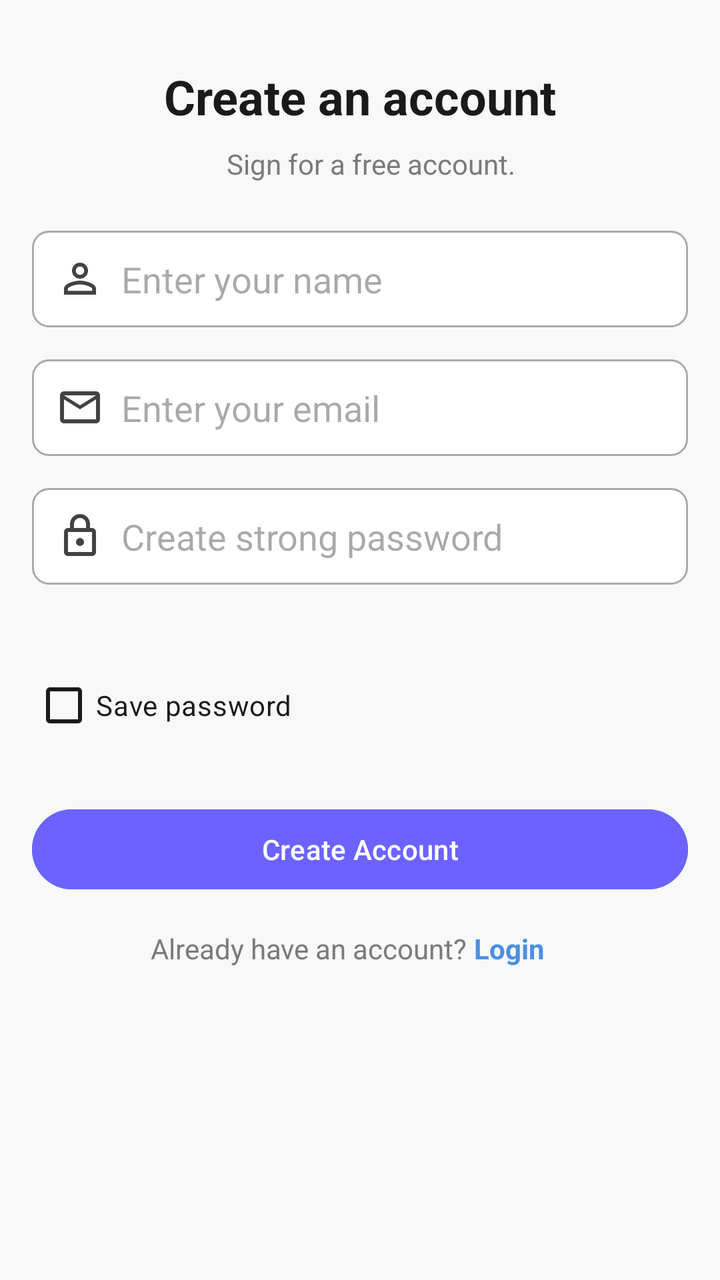
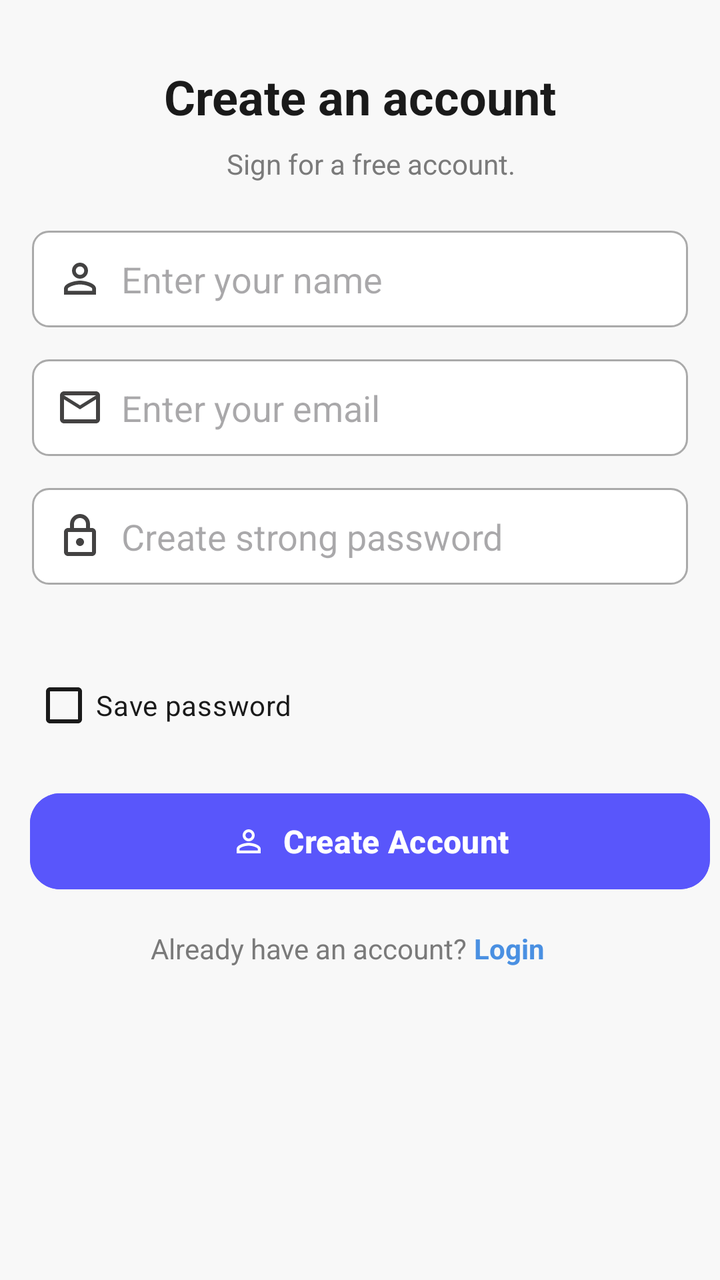

The first picture is an Android layout as it rendered before a commit; the second is the same layout after the commit. The layout source and the unified diff follow.
<!-- AndroidManifest.xml: application theme Theme.VocalCraft -->
<!-- res/layout/signup.xml -->
<androidx.constraintlayout.widget.ConstraintLayout
    xmlns:android="http://schemas.android.com/apk/res/android"
    xmlns:app="http://schemas.android.com/apk/res-auto"
    android:layout_width="match_parent"
    android:layout_height="match_parent"
    android:background="@color/background_color">

    
    <TextView
        android:id="@+id/titleText"
        android:layout_width="wrap_content"
        android:layout_height="wrap_content"
        android:layout_marginTop="32dp"
        android:text="Create an account"
        android:textStyle="bold"
        android:textSize="24sp"
        android:textColor="@color/primary_text"
        app:layout_constraintTop_toTopOf="parent"
        app:layout_constraintStart_toStartOf="parent"
        app:layout_constraintEnd_toEndOf="parent" />

    
    <TextView
        android:id="@+id/subtitleText"
        android:layout_width="0dp"
        android:layout_height="wrap_content"
        android:layout_marginTop="8dp"
        android:text="                                  Sign for a free account."
        android:textSize="14sp"
        android:textColor="@color/secondary_text"
        app:layout_constraintTop_toBottomOf="@id/titleText"
        app:layout_constraintStart_toStartOf="parent"
        app:layout_constraintEnd_toEndOf="parent" />

    
    <EditText
        android:id="@+id/nameEditText"
        android:layout_width="0dp"
        android:textColor="@color/black"
        android:layout_height="wrap_content"
        android:layout_marginTop="24dp"
        android:layout_marginHorizontal="16dp"
        android:hint="  Enter your name"
        android:background="@drawable/edit_text_background"
        android:padding="12dp"
        android:inputType="textPersonName"
        android:drawableStart="@drawable/ic_person"
        app:layout_constraintTop_toBottomOf="@id/subtitleText"
        app:layout_constraintStart_toStartOf="parent"
        app:layout_constraintEnd_toEndOf="parent" />

    
    <EditText
        android:id="@+id/emailEditText"
        android:layout_width="0dp"
        android:layout_height="wrap_content"
        android:layout_marginTop="16dp"
        android:layout_marginHorizontal="16dp"
        android:hint="  Enter your email"
        android:textColor="@color/black"
        android:background="@drawable/edit_text_background"
        android:padding="12dp"
        android:inputType="textEmailAddress"
        android:drawableStart="@drawable/ic_email"
        app:layout_constraintTop_toBottomOf="@id/nameEditText"
        app:layout_constraintStart_toStartOf="parent"
        app:layout_constraintEnd_toEndOf="parent" />

    
    <EditText
        android:id="@+id/passwordEditText"
        android:layout_width="0dp"
        android:layout_height="wrap_content"
        android:layout_marginTop="16dp"
        android:layout_marginHorizontal="16dp"
        android:hint="  Create strong password"
        android:textColor="@color/black"
        android:background="@drawable/edit_text_background"
        android:padding="12dp"
        android:inputType="textPassword"
        android:drawableStart="@drawable/ic_lock"
        app:layout_constraintTop_toBottomOf="@id/emailEditText"
        app:layout_constraintStart_toStartOf="parent"
        app:layout_constraintEnd_toEndOf="parent" />

    
    <TextView
        android:id="@+id/passwordStrengthText"
        android:layout_width="wrap_content"
        android:layout_height="wrap_content"
        android:layout_marginTop="4dp"
        android:text=""
        android:textColor="@color/success"
        android:textSize="12sp"
        app:layout_constraintTop_toBottomOf="@id/passwordEditText"
        app:layout_constraintStart_toStartOf="@id/passwordEditText" />

    
    <CheckBox
        android:id="@+id/savePasswordCheckbox"
        android:layout_width="wrap_content"
        android:layout_height="wrap_content"
        android:layout_marginTop="16dp"
        android:text="Save password"
        android:textColor="@color/primary_text"
        android:buttonTint="@color/primary_text"
        app:layout_constraintTop_toBottomOf="@id/passwordStrengthText"
        app:layout_constraintStart_toStartOf="@id/emailEditText" />

    
    <Button
        android:id="@+id/createAccountButton"
        android:layout_width="0dp"
        android:layout_height="wrap_content"
        android:layout_marginTop="24dp"
        android:layout_marginHorizontal="16dp"
        android:text="Create Account"
        android:backgroundTint="@color/primary_button"
        android:textColor="@android:color/white"
        app:layout_constraintTop_toBottomOf="@id/savePasswordCheckbox"
        app:layout_constraintStart_toStartOf="parent"
        app:layout_constraintEnd_toEndOf="parent" />

    

    

    <TextView
        android:id="@+id/alreadyHaveAccountText"
        android:layout_width="wrap_content"
        android:layout_height="wrap_content"
        android:layout_marginTop="16dp"
        android:text="Already have an account? "
        android:textColor="@color/secondary_text"
        android:textSize="14sp"
        app:layout_constraintEnd_toEndOf="parent"
        app:layout_constraintHorizontal_bias="0.379"
        app:layout_constraintStart_toStartOf="parent"
        app:layout_constraintTop_toBottomOf="@id/createAccountButton" />

    <TextView
        android:id="@+id/loginLinkText"
        android:layout_width="wrap_content"
        android:layout_height="wrap_content"
        android:text="Login"
        android:textColor="@color/link_text"
        android:textStyle="bold"
        app:layout_constraintTop_toTopOf="@id/alreadyHaveAccountText"
        app:layout_constraintStart_toEndOf="@id/alreadyHaveAccountText" />

</androidx.constraintlayout.widget.ConstraintLayout>
<!-- resources referenced by this layout -->
<resources>
  <color name="background_color">#F8F8F8</color>
  <color name="black">#FF000000</color>
  <color name="link_text">#4A90E2</color>
  <color name="primary_button">#6C63FF</color>
  <color name="primary_text">#1A1A1A</color>
  <color name="secondary_text">#7A7A7A</color>
  <color name="success">#4CAF50</color>
  <!-- drawable edit_text_background (drawable) -->
  <shape xmlns:android="http://schemas.android.com/apk/res/android">
      <solid android:color="@android:color/white" />
      <corners android:radius="8dp" />
      <stroke android:width="1dp" android:color="@android:color/darker_gray" />
      <padding android:left="12dp" android:right="12dp" />
  </shape>
  <!-- drawable ic_email (drawable) -->
  <vector xmlns:android="http://schemas.android.com/apk/res/android" android:height="24dp" android:tint="#434242" android:viewportHeight="24" android:viewportWidth="24" android:width="24dp">
        
      <path android:fillColor="@android:color/white" android:pathData="M22,6c0,-1.1 -0.9,-2 -2,-2L4,4c-1.1,0 -2,0.9 -2,2v12c0,1.1 0.9,2 2,2h16c1.1,0 2,-0.9 2,-2L22,6zM20,6l-8,5 -8,-5h16zM20,18L4,18L4,8l8,5 8,-5v10z"/>
      
  </vector>
  <!-- drawable ic_lock (drawable) -->
  <vector xmlns:android="http://schemas.android.com/apk/res/android" android:height="24dp" android:tint="#434242" android:viewportHeight="24" android:viewportWidth="24" android:width="24dp">
        
      <path android:fillColor="@android:color/white" android:pathData="M18,8h-1L17,6c0,-2.76 -2.24,-5 -5,-5S7,3.24 7,6v2L6,8c-1.1,0 -2,0.9 -2,2v10c0,1.1 0.9,2 2,2h12c1.1,0 2,-0.9 2,-2L20,10c0,-1.1 -0.9,-2 -2,-2zM9,6c0,-1.66 1.34,-3 3,-3s3,1.34 3,3v2L9,8L9,6zM18,20L6,20L6,10h12v10zM12,17c1.1,0 2,-0.9 2,-2s-0.9,-2 -2,-2 -2,0.9 -2,2 0.9,2 2,2z"/>
      
  </vector>
  <!-- drawable ic_person (drawable) -->
  <vector xmlns:android="http://schemas.android.com/apk/res/android" android:height="24dp" android:tint="#434242" android:viewportHeight="24" android:viewportWidth="24" android:width="24dp">
        
      <path android:fillColor="@android:color/white" android:pathData="M12,5.9c1.16,0 2.1,0.94 2.1,2.1s-0.94,2.1 -2.1,2.1S9.9,9.16 9.9,8s0.94,-2.1 2.1,-2.1m0,9c2.97,0 6.1,1.46 6.1,2.1v1.1L5.9,18.1L5.9,17c0,-0.64 3.13,-2.1 6.1,-2.1M12,4C9.79,4 8,5.79 8,8s1.79,4 4,4 4,-1.79 4,-4 -1.79,-4 -4,-4zM12,13c-2.67,0 -8,1.34 -8,4v3h16v-3c0,-2.66 -5.33,-4 -8,-4z"/>
      
  </vector>
  <style name="Theme.VocalCraft" parent="Base.Theme.VocalCraft" />
  <style name="Base.Theme.VocalCraft" parent="Theme.Material3.DayNight.NoActionBar">
          
          <item name="colorButtonNormal">#67eb34</item>
      </style>
</resources>

<!-- the commit's change to res/layout/signup.xml (unified diff, before → after) -->
@@ -108,15 +108,24 @@
         app:layout_constraintStart_toStartOf="@id/emailEditText" />
 
     
-    <Button
+    <com.google.android.material.button.MaterialButton
         android:id="@+id/createAccountButton"
-        android:layout_width="0dp"
-        android:layout_height="wrap_content"
-        android:layout_marginTop="24dp"
-        android:layout_marginHorizontal="16dp"
+        android:layout_width="340dp"
+        android:layout_height="56dp"
+        android:layout_marginStart="10dp"
+        android:layout_marginTop="16dp"
+        android:backgroundTint="#5956fb"
+        android:stateListAnimator="@null"
         android:text="Create Account"
-        android:backgroundTint="@color/primary_button"
         android:textColor="@android:color/white"
+        android:textSize="16sp"
+        android:textStyle="bold"
+        app:cornerRadius="15dp"
+        app:elevation="8dp"
+        app:icon="@drawable/ic_person"
+        app:iconGravity="textStart"
+        app:iconPadding="8dp"
+        app:iconTint="@android:color/white"
         app:layout_constraintTop_toBottomOf="@id/savePasswordCheckbox"
         app:layout_constraintStart_toStartOf="parent"
         app:layout_constraintEnd_toEndOf="parent" />
<!-- resource entries referenced after the edit -->
@@ -3,7 +3,6 @@
   <color name="background_color">#F8F8F8</color>
   <color name="black">#FF000000</color>
   <color name="link_text">#4A90E2</color>
-  <color name="primary_button">#6C63FF</color>
   <color name="primary_text">#1A1A1A</color>
   <color name="secondary_text">#7A7A7A</color>
   <color name="success">#4CAF50</color>
